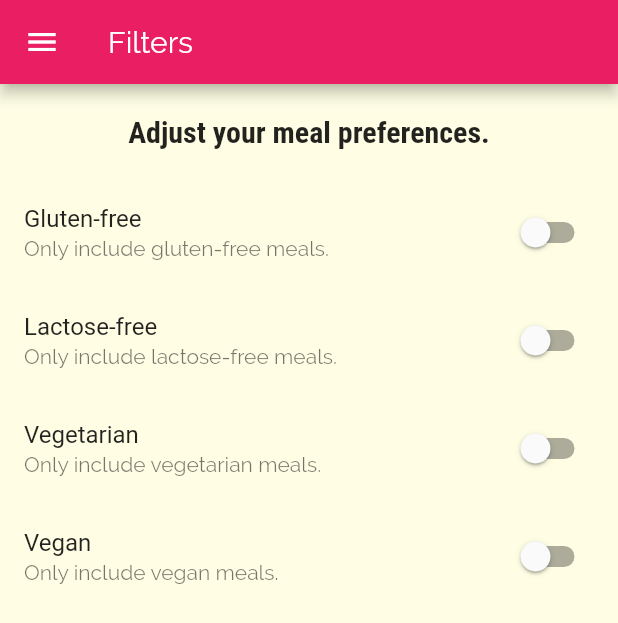
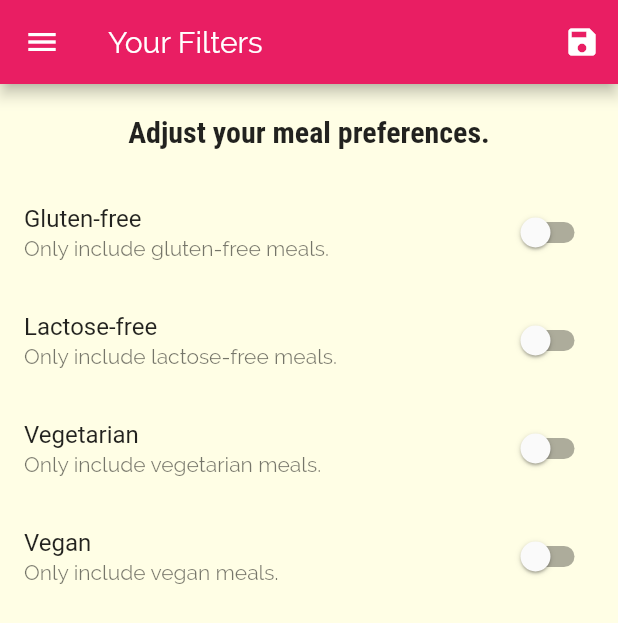
Before and after one commit to ayush987goyal/flutter-meals-app, a Flutter app: the FiltersScreen screen opened by its route, on a phone screen of 412 x 824 dp. Shown: the top 623 px of the screen. Run offline on Flutter 3.47's test engine with Material 2 defaults, Android fonts, the phone set to English and light mode, and no system bars.

Commit message:
Add filter func

```diff
--- a/lib/main.dart
+++ b/lib/main.dart
@@ -1,5 +1,7 @@
 import 'package:flutter/material.dart';
 
+import './dummy_data.dart';
+import './models/meal.dart';
 import './screens/tabs_screen.dart';
 import './screens/categories_screen.dart';
 import './screens/category_meals_screen.dart';
@@ -8,7 +10,35 @@ import './screens/filters_screen.dart';
 
 void main() => runApp(MyApp());
 
-class MyApp extends StatelessWidget {
+class MyApp extends StatefulWidget {
+  @override
+  _MyAppState createState() => _MyAppState();
+}
+
+class _MyAppState extends State<MyApp> {
+  Map<String, bool> _filters = {
+    'gluten': false,
+    'lactose': false,
+    'vegetarian': false,
+    'vegan': false,
+  };
+  List<Meal> _availableMeals = DUMMY_MEALS;
+
+  void _setFilters(Map<String, bool> filterData) {
+    setState(() {
+      _filters = filterData;
+
+      _availableMeals = DUMMY_MEALS.where((meal) {
+        if (_filters['gluten'] && !meal.isGlutenFree) return false;
+        if (_filters['lactose'] && !meal.isLactoseFree) return false;
+        if (_filters['vegetarian'] && !meal.isVegetarian) return false;
+        if (_filters['vegan'] && !meal.isVegan) return false;
+
+        return true;
+      }).toList();
+    });
+  }
+
   @override
   Widget build(BuildContext context) {
     return MaterialApp(
@@ -36,9 +66,10 @@ class MyApp extends StatelessWidget {
       initialRoute: '/',
       routes: {
         '/': (ctx) => TabsScreen(),
-        CategoryMealsScreen.routeName: (ctx) => CategoryMealsScreen(),
+        CategoryMealsScreen.routeName: (ctx) =>
+            CategoryMealsScreen(_availableMeals),
         MealDetailScreen.routeName: (ctx) => MealDetailScreen(),
-        FiltersScreen.routeName: (ctx) => FiltersScreen(),
+        FiltersScreen.routeName: (ctx) => FiltersScreen(_filters, _setFilters),
       },
       onGenerateRoute: (settings) {
         print(settings.arguments);
--- a/lib/screens/filters_screen.dart
+++ b/lib/screens/filters_screen.dart
@@ -4,6 +4,11 @@ import '../widgets/main_drawer.dart';
 
 class FiltersScreen extends StatefulWidget {
   static const routeName = '/filters';
+
+  final Map<String, bool> currentFilters;
+  final Function saveFilters;
+
+  FiltersScreen(this.currentFilters, this.saveFilters);
 
   @override
   _FiltersScreenState createState() => _FiltersScreenState();
@@ -14,6 +19,16 @@ class _FiltersScreenState extends State<FiltersScreen> {
   var _vegetarian = false;
   var _vegan = false;
   var _lactoseFree = false;
+
+  @override
+  initState() {
+    _glutenFree = widget.currentFilters['gluten'];
+    _lactoseFree = widget.currentFilters['lactose'];
+    _vegetarian = widget.currentFilters['vegetarian'];
+    _vegan = widget.currentFilters['vegan'];
+
+    super.initState();
+  }
 
   Widget _buildSwitchListTile(
       String title, String subtitle, bool currentValue, Function updateValue) {
@@ -29,7 +44,21 @@ class _FiltersScreenState extends State<FiltersScreen> {
   Widget build(BuildContext context) {
     return Scaffold(
       appBar: AppBar(
-        title: Text('Filters'),
+        title: Text('Your Filters'),
+        actions: <Widget>[
+          IconButton(
+            icon: Icon(Icons.save),
+            onPressed: () {
+              final selectedFilters = {
+                'gluten': _glutenFree,
+                'lactose': _lactoseFree,
+                'vegetarian': _vegetarian,
+                'vegan': _vegan,
+              };
+              widget.saveFilters(selectedFilters);
+            },
+          )
+        ],
       ),
       drawer: MainDrawer(),
       body: Column(
```
Also changed, not shown: lib/screens/category_meals_screen.dart (+5 -2 lines).
